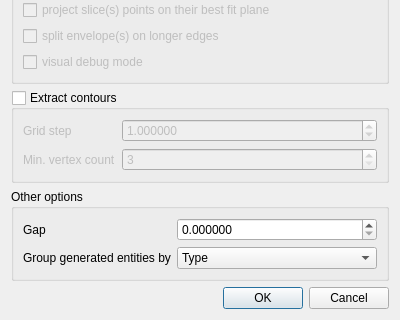
Before: the Qt Designer form qCC/ui_templates/clippingBoxRepeatDlg.ui in CloudCompare/CloudCompare, drawn with Qt 5; both pictures show x 0 to 400 and y 230 to 550 of the 400 by 550 pixel window.
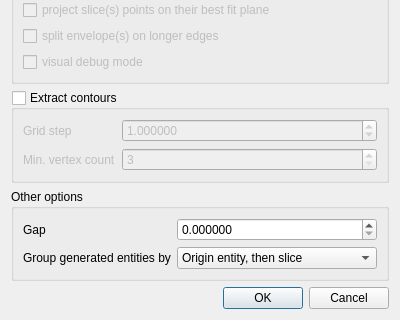
After: the same form once the commit is applied.

The edit to the form file:
```diff
--- a/qCC/ui_templates/clippingBoxRepeatDlg.ui
+++ b/qCC/ui_templates/clippingBoxRepeatDlg.ui
@@ -300,6 +300,9 @@
       </item>
       <item row="1" column="1">
        <widget class="QComboBox" name="groupByTypeComboBox">
+        <property name="currentIndex">
+         <number>3</number>
+        </property>
         <item>
          <property name="text">
           <string>Type</string>
```
